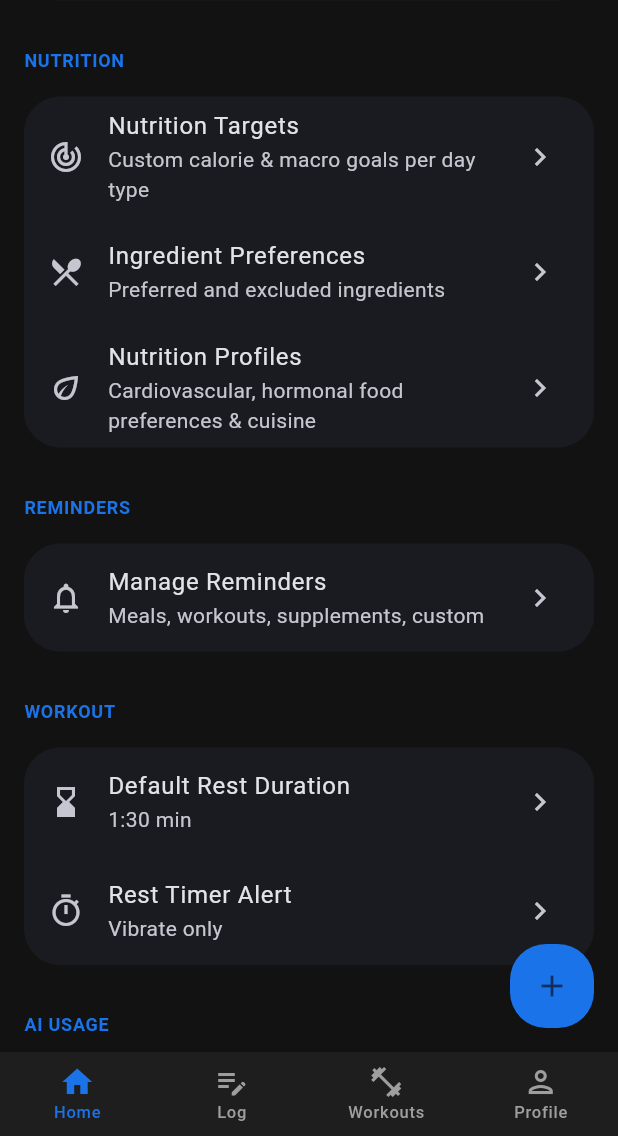
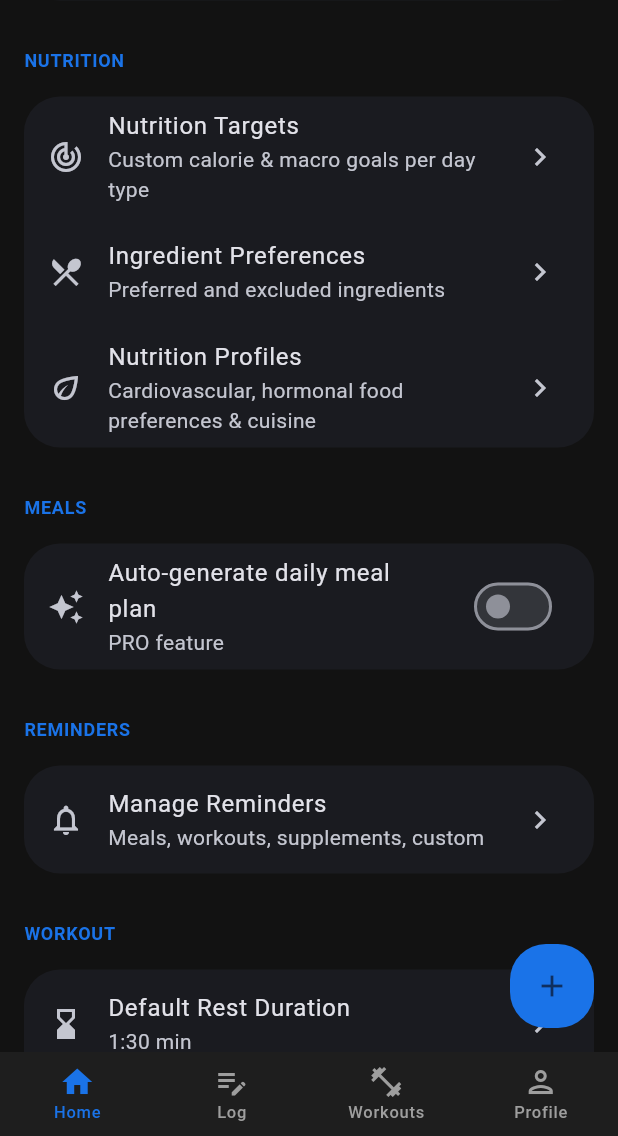
Before and after one commit to Femstar08/Welltrack_v2, a Flutter app: the SettingsScreen screen opened by its route, scrolled down 576 dp, on a phone screen of 412 x 824 dp, the part 100-1236 px from its top. Run offline on Flutter 3.47's test engine with Material 3 defaults, Android fonts, the phone set to English and light mode, and no system bars; our stand-ins replace app_links, audioplayers, cached_network_image, connectivity_plus, dio, fl_chart and 15 more; missing offline and left inert: google_mlkit_text_recognition, health, mobile_scanner, workmanager; accounts and stored records are empty; network calls fail; statements that could not run were skipped.

Commit message:
feat: MEAL-002 - Auto-generate daily meal plan toggle (PRO feature)
Co-Authored-By: Claude Opus 4.6 (1M context) <noreply@anthropic.com>

```diff
--- a/agentic-mobile-template/lib/features/settings/presentation/settings_screen.dart
+++ b/agentic-mobile-template/lib/features/settings/presentation/settings_screen.dart
@@ -1,6 +1,7 @@
 import 'package:flutter/material.dart';
 import 'package:flutter_riverpod/flutter_riverpod.dart';
 import 'package:go_router/go_router.dart';
+import 'package:hive/hive.dart';
 import 'package:package_info_plus/package_info_plus.dart';
 import 'package:supabase_flutter/supabase_flutter.dart';
 import 'package:url_launcher/url_launcher.dart';
@@ -9,6 +10,8 @@ import '../../../shared/core/router/app_router.dart' show activeProfileIdProvide
 import 'rest_timer_settings.dart';
 import '../../../features/workouts/presentation/rest_timer_provider.dart';
 import '../../../features/profile/data/profile_repository.dart';
+import '../../../features/freemium/data/freemium_repository.dart';
+import '../../../features/freemium/domain/plan_tier.dart';
 import '../../../features/health/presentation/health_connections_provider.dart';
 
 class SettingsScreen extends ConsumerStatefulWidget {
@@ -23,12 +26,27 @@ class _SettingsScreenState extends ConsumerState<SettingsScreen> {
   bool _aiConsentVitality = false;
   bool _aiConsentBloodwork = false;
   bool _loadingConsent = true;
+  bool _autoGenerateMeals = false;
+  Box? _settingsBox;
 
   @override
   void initState() {
     super.initState();
     _loadPackageInfo();
     _loadConsentSettings();
+    _loadMealSettings();
+  }
+
+  Future<void> _loadMealSettings() async {
+    _settingsBox = await Hive.openBox('settings');
+    if (mounted) {
+      setState(() {
+        _autoGenerateMeals =
+            _settingsBox?.get('auto_generate_meals', defaultValue: false)
+                as bool? ??
+                false;
+      });
+    }
   }
 
   Future<void> _loadPackageInfo() async {
@@ -141,6 +159,8 @@ class _SettingsScreenState extends ConsumerState<SettingsScreen> {
     final theme = Theme.of(context);
     final currentUser = Supabase.instance.client.auth.currentUser;
     final profileId = ref.watch(activeProfileIdProvider) ?? '';
+    final tierAsync = ref.watch(currentPlanTierProvider);
+    final isPro = tierAsync.valueOrNull == PlanTier.pro;
 
     // Listen for successful connects so we can show a SnackBar when the deep
     // link callback completes and the state flips from connecting → connected.
@@ -304,6 +324,35 @@ class _SettingsScreenState extends ConsumerState<SettingsScreen> {
                   ),
                   trailing: const Icon(Icons.chevron_right),
                   onTap: () => context.push('/meals/nutrition-profiles'),
+                ),
+              ],
+            ),
+          ),
+
+          // Meals Section
+          _buildSectionHeader('Meals'),
+          Card(
+            margin: const EdgeInsets.symmetric(horizontal: 16, vertical: 8),
+            child: Column(
+              children: [
+                SwitchListTile(
+                  secondary: const Icon(Icons.auto_awesome),
+                  title: const Text('Auto-generate daily meal plan'),
+                  subtitle: Text(
+                    isPro
+                        ? 'Generate a meal plan each morning based on your recovery'
+                        : 'PRO feature',
+                    style: TextStyle(
+                      color: isPro ? null : theme.colorScheme.onSurfaceVariant,
+                    ),
+                  ),
+                  value: isPro && _autoGenerateMeals,
+                  onChanged: isPro
+                      ? (value) {
+                          setState(() => _autoGenerateMeals = value);
+                          _settingsBox?.put('auto_generate_meals', value);
+                        }
+                      : (_) => context.push('/paywall'),
                 ),
               ],
             ),
--- a/agentic-mobile-template/scripts/ralph/prd.json
+++ b/agentic-mobile-template/scripts/ralph/prd.json
@@ -23,7 +23,7 @@
     {
       "id": "MEAL-002",
       "title": "Auto-generate daily meal plan toggle (PRO feature)",
-      "passes": false,
+      "passes": true,
       "priority": 2,
       "acceptanceCriteria": [
         "Read lib/features/meals/presentation/meal_plan_screen.dart",
--- a/agentic-mobile-template/scripts/ralph/progress.txt
+++ b/agentic-mobile-template/scripts/ralph/progress.txt
@@ -26,3 +26,14 @@ Branch: ralph/review-fixes
 - Removed unused RecipeDetailScreen import
 - Files changed: lib/features/recipes/presentation/recipe_suggestions_screen.dart
 ---
+
+## 2026-03-29 - MEAL-002
+- Added 'Auto-generate daily meal plan' toggle to settings under Meals section
+- Toggle is PRO-gated — free users see it locked, tapping goes to /paywall
+- Preference stored in Hive settings box (auto_generate_meals key)
+- meal_plan_screen auto-generates if toggle on + today + no existing plan
+- Shows SnackBar during auto-generation, non-blocking
+- Files changed:
+  - lib/features/settings/presentation/settings_screen.dart (toggle + Hive)
+  - lib/features/meals/presentation/meal_plan_screen.dart (auto-gen check)
+---
```
Also changed, not shown: agentic-mobile-template/lib/features/meals/presentation/meal_plan_screen.dart (+36 -0 lines).
